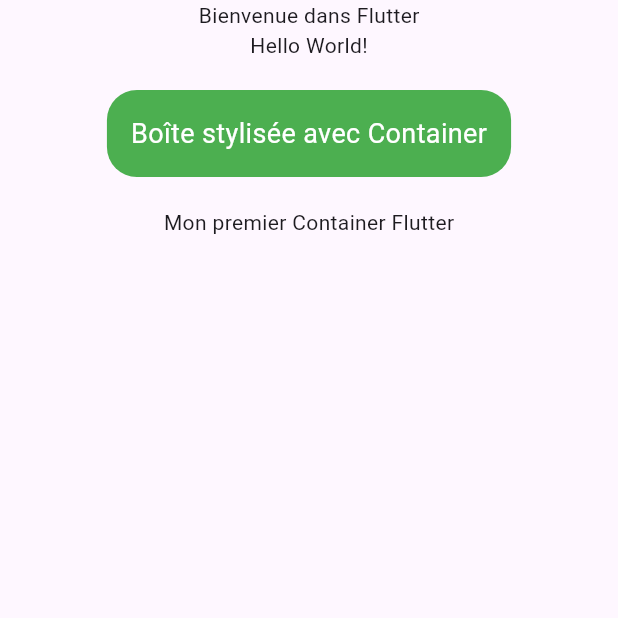
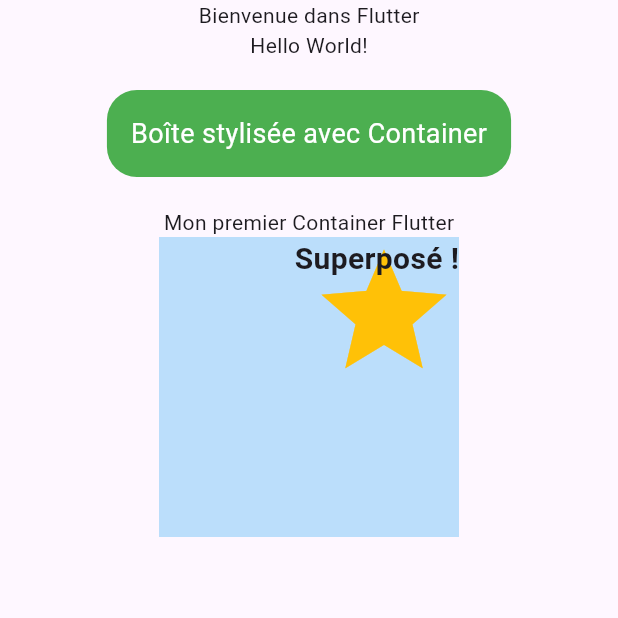
Before and after one commit to chouaibait/flutter_app_widgets_base, a Flutter app: the screen it shows after launch, on a phone screen of 412 x 824 dp, the top half of it. Run offline on Flutter 3.47's test engine with Material 3 defaults, Android fonts, the phone set to English and light mode, and no system bars.

Commit message:
Ajout du Stack avec étoile

```diff
--- a/lib/main.dart
+++ b/lib/main.dart
@@ -29,10 +29,21 @@ class MainApp extends StatelessWidget {
             ),
        ),
        Text('Mon premier Container Flutter'),
+       Stack(
+        alignment: Alignment.topRight,
+        children: [
+          Container(width: 200, height: 200, color: Colors.blue[100]),
+          Icon(Icons.star, size: 100, color: Colors.amber),
+          Text(
+           'Superposé !',
+           style: TextStyle(fontSize: 20, fontWeight: FontWeight.bold),
+           ),
       ],
     ),
+  ],
   ),
 ),
-    );
+    ), // Scaffold
+); // MaterialApp
   }
 }
```
